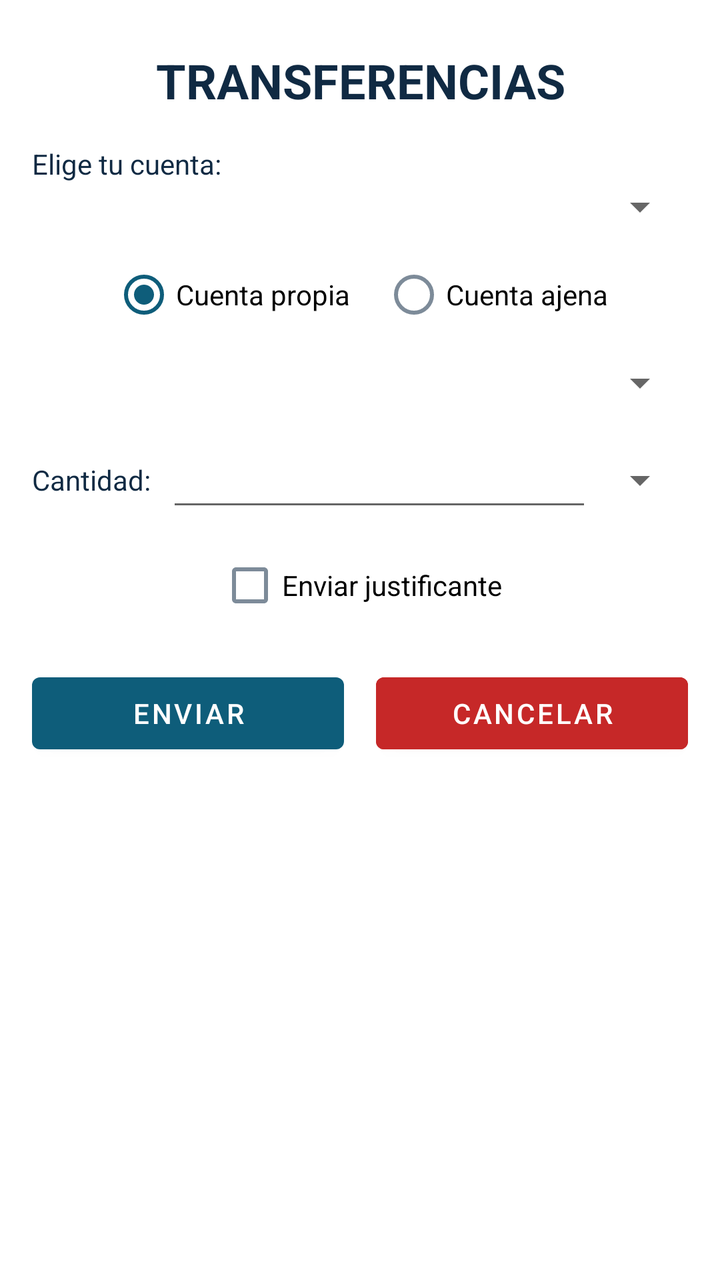
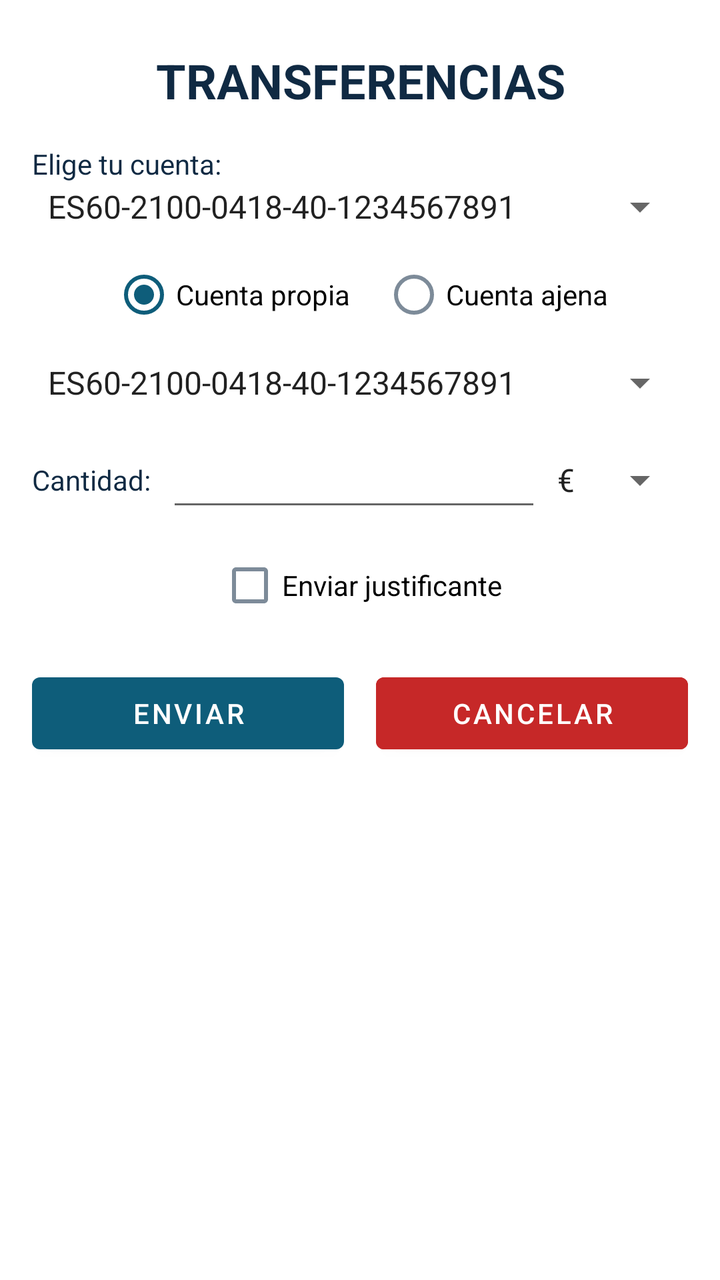

Before-and-after screenshots of an Android layout around one commit, followed by the original layout XML and the change that was made.
<!-- AndroidManifest.xml: application theme Theme.BancoMMJJ -->
<!-- res/layout/activity_transfer.xml -->
<?xml version="1.0" encoding="utf-8"?>
<ScrollView xmlns:android="http://schemas.android.com/apk/res/android"
    xmlns:tools="http://schemas.android.com/tools"
    android:id="@+id/main"
    android:layout_width="match_parent"
    android:layout_height="match_parent"
    android:background="?attr/colorSurface"
    tools:context=".TransferActivity">

    <LinearLayout
        android:layout_width="match_parent"
        android:layout_height="wrap_content"
        android:orientation="vertical"
        android:padding="16dp">

        <TextView
            android:layout_width="match_parent"
            android:layout_height="wrap_content"
            android:layout_marginTop="8dp"
            android:layout_marginBottom="16dp"
            android:gravity="center"
            android:text="@string/transferencias"
            android:textColor="?attr/colorOnSurface"
            android:textSize="24sp"
            android:textStyle="bold" />

        <TextView
            android:layout_width="wrap_content"
            android:layout_height="wrap_content"
            android:text="@string/elige_cuenta"
            android:textColor="?attr/colorOnSurface" />

        <Spinner
            android:id="@+id/spOrigen"
            android:layout_width="match_parent"
            android:layout_height="wrap_content"
            android:layout_marginBottom="8dp" />

        <RadioGroup
            android:id="@+id/rgTipo"
            android:layout_width="match_parent"
            android:layout_height="wrap_content"
            android:gravity="center"
            android:orientation="horizontal">

            <RadioButton
                android:id="@+id/rbPropia"
                android:layout_width="wrap_content"
                android:layout_height="wrap_content"
                android:checked="true"
                android:text="@string/cuenta_propia" />

            <RadioButton
                android:id="@+id/rbAjena"
                android:layout_width="wrap_content"
                android:layout_height="wrap_content"
                android:layout_marginStart="16dp"
                android:text="@string/cuenta_ajena" />
        </RadioGroup>

        <FrameLayout
            android:layout_width="match_parent"
            android:layout_height="wrap_content"
            android:layout_marginTop="8dp">

            <Spinner
                android:id="@+id/spDestino"
                android:layout_width="match_parent"
                android:layout_height="wrap_content" />

            <EditText
                android:id="@+id/etDestino"
                android:layout_width="match_parent"
                android:layout_height="wrap_content"
                android:autofillHints="creditCardNumber"
                android:gravity="center"
                android:hint="@string/escribe_cuenta"
                android:inputType="text"
                android:visibility="gone" />
        </FrameLayout>

        <LinearLayout
            android:layout_width="match_parent"
            android:layout_height="wrap_content"
            android:layout_marginTop="16dp"
            android:gravity="center_vertical"
            android:orientation="horizontal">

            <TextView
                android:layout_width="wrap_content"
                android:layout_height="wrap_content"
                android:text="@string/cantidad"
                android:textColor="?attr/colorOnSurface" />

            <EditText
                android:id="@+id/etCantidad"
                android:layout_width="0dp"
                android:layout_height="wrap_content"
                android:layout_marginStart="8dp"
                android:layout_weight="1"
                android:autofillHints="none"
                android:gravity="end"
                android:inputType="numberDecimal" />

            <Spinner
                android:id="@+id/spDivisa"
                android:layout_width="wrap_content"
                android:layout_height="wrap_content" />
        </LinearLayout>

        <CheckBox
            android:id="@+id/cbJustificante"
            android:layout_width="wrap_content"
            android:layout_height="wrap_content"
            android:layout_gravity="center_horizontal"
            android:layout_marginTop="8dp"
            android:text="@string/enviar_justificante" />

        <LinearLayout
            android:layout_width="match_parent"
            android:layout_height="wrap_content"
            android:layout_marginTop="16dp"
            android:orientation="horizontal">

            <Button
                android:id="@+id/btEnviar"
                android:layout_width="0dp"
                android:layout_height="wrap_content"
                android:layout_marginEnd="8dp"
                android:layout_weight="1"
                android:text="@string/enviar" />

            <Button
                android:id="@+id/btCancelar"
                android:layout_width="0dp"
                android:layout_height="wrap_content"
                android:layout_marginStart="8dp"
                android:layout_weight="1"
                android:backgroundTint="@color/banco_negativo"
                android:text="@string/cancelar" />
        </LinearLayout>
    </LinearLayout>
</ScrollView>
<!-- resources referenced by this layout -->
<resources>
  <color name="banco_negativo">#C62828</color>
  <string name="cancelar">CANCELAR</string>
  <string name="cantidad">Cantidad:</string>
  <string name="cuenta_ajena">Cuenta ajena</string>
  <string name="cuenta_propia">Cuenta propia</string>
  <string name="elige_cuenta">Elige tu cuenta:</string>
  <string name="enviar">ENVIAR</string>
  <string name="enviar_justificante">Enviar justificante</string>
  <string name="escribe_cuenta">Escribe el núm. cuenta ajena</string>
  <string name="transferencias">TRANSFERENCIAS</string>
  <style name="Theme.BancoMMJJ" parent="Theme.MaterialComponents.DayNight.NoActionBar">
          <item name="colorPrimary">@color/banco_primary</item>
          <item name="colorPrimaryVariant">@color/banco_primary_variant</item>
          <item name="colorOnPrimary">@color/banco_on_primary</item>
          <item name="colorSecondary">@color/banco_primary</item>
          <item name="colorSecondaryVariant">@color/banco_primary_variant</item>
          <item name="colorOnSecondary">@color/banco_text_main</item>
          <item name="colorSurface">@color/banco_surface</item>
          <item name="colorOnSurface">@color/banco_text_main</item>
          <item name="android:windowBackground">@color/banco_background</item>
          <item name="android:statusBarColor" tools:targetApi="l">?attr/colorPrimaryVariant</item>
      </style>
  <color name="banco_primary">#0E5D7A</color>
  <color name="banco_primary_variant">#083648</color>
  <color name="banco_on_primary">#FFFFFF</color>
  <color name="banco_text_main">#102A43</color>
  <color name="banco_surface">#FFFFFF</color>
  <color name="banco_background">#F0F4F8</color>
</resources>

<!-- the commit's change to res/layout/activity_transfer.xml (unified diff, before → after) -->
@@ -34,7 +34,8 @@
             android:id="@+id/spOrigen"
             android:layout_width="match_parent"
             android:layout_height="wrap_content"
-            android:layout_marginBottom="8dp" />
+            android:layout_marginBottom="8dp"
+            android:entries="@array/cuentas_transfer"/>
 
         <RadioGroup
             android:id="@+id/rgTipo"
@@ -66,7 +67,8 @@
             <Spinner
                 android:id="@+id/spDestino"
                 android:layout_width="match_parent"
-                android:layout_height="wrap_content" />
+                android:layout_height="wrap_content"
+                android:entries="@array/cuentas_transfer"/>
 
             <EditText
                 android:id="@+id/etDestino"
@@ -105,7 +107,8 @@
             <Spinner
                 android:id="@+id/spDivisa"
                 android:layout_width="wrap_content"
-                android:layout_height="wrap_content" />
+                android:layout_height="wrap_content"
+                android:entries="@array/divisas"/>
         </LinearLayout>
 
         <CheckBox
<!-- resource entries referenced after the edit -->
@@ -1,5 +1,16 @@
 <!-- resources referenced by this layout -->
 <resources>
+  <string-array name="cuentas_transfer">
+          <item>ES60-2100-0418-40-1234567891</item>
+          <item>ES90-2080-5801-10-1234567891</item>
+          <item>ES12-0049-1500-05-2110000001</item>
+          <item>ES34-0182-6035-40-0201500002</item>
+      </string-array>
+  <string-array name="divisas">
+          <item>€</item>
+          <item>$</item>
+          <item>£</item>
+      </string-array>
   <color name="banco_negativo">#C62828</color>
   <string name="cancelar">CANCELAR</string>
   <string name="cantidad">Cantidad:</string>
